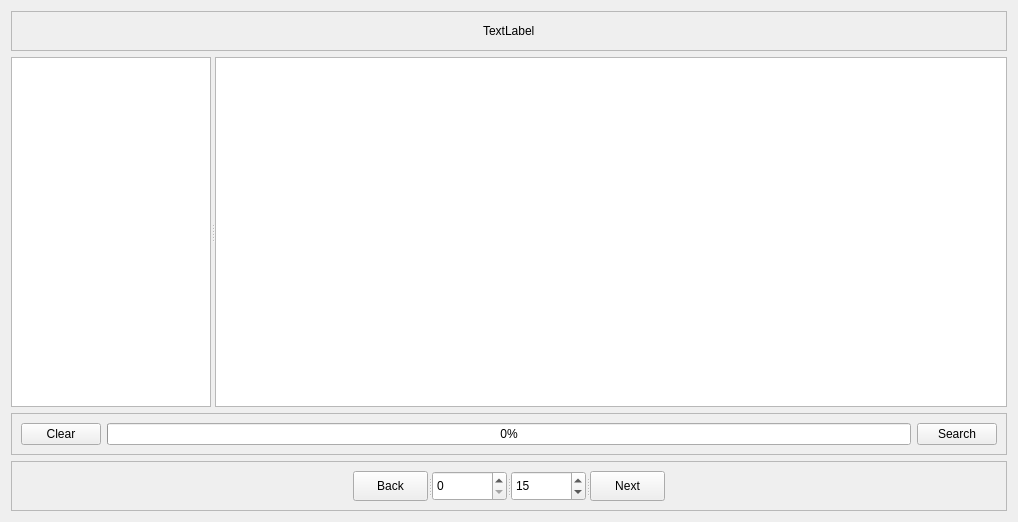
Before: the Qt Designer form admin_client/client_gui/app/EditDB/forms/GenericWidget.ui in deskos-xp/SaffronServer, drawn with Qt 5.
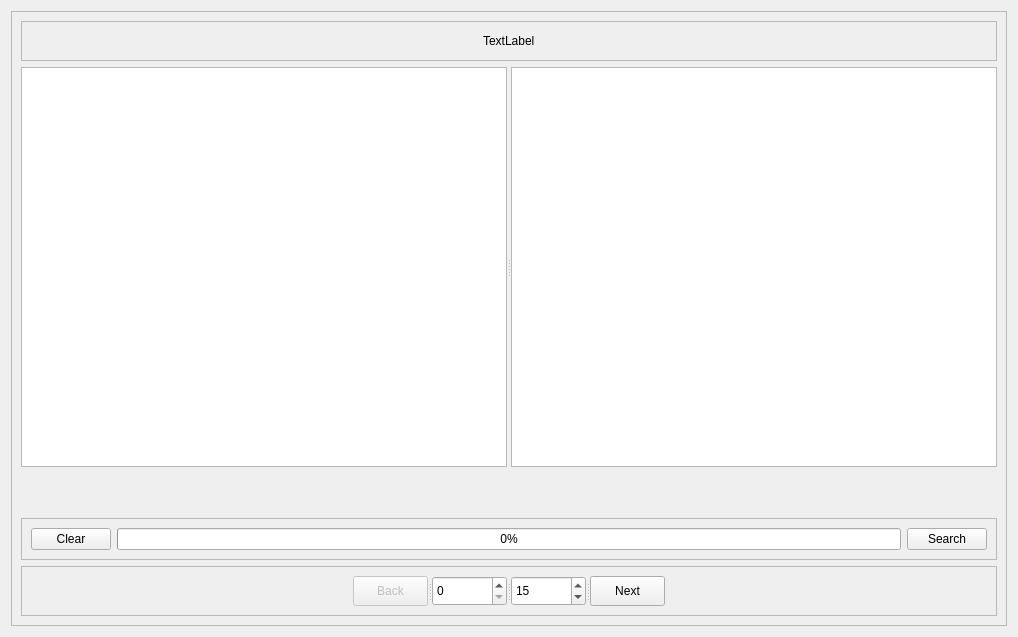
After: the same form once the commit is applied.

Commit message: completed functionality for searching in edit db dialog, now new gui components are need

```diff
--- a/admin_client/client_gui/app/EditDB/forms/GenericWidget.ui
+++ b/admin_client/client_gui/app/EditDB/forms/GenericWidget.ui
@@ -7,7 +7,7 @@
     <x>0</x>
     <y>0</y>
     <width>1018</width>
-    <height>500</height>
+    <height>637</height>
    </rect>
   </property>
   <property name="maximumSize">
@@ -20,6 +20,53 @@
    <string>Form</string>
   </property>
   <layout class="QGridLayout" name="gridLayout_3">
+   <item row="3" column="0">
+    <widget class="QScrollArea" name="scrollArea">
+     <property name="widgetResizable">
+      <bool>true</bool>
+     </property>
+     <widget class="QWidget" name="scrollAreaWidgetContents">
+      <property name="geometry">
+       <rect>
+        <x>0</x>
+        <y>0</y>
+        <width>1002</width>
+        <height>621</height>
+       </rect>
+      </property>
+      <layout class="QGridLayout" name="gridLayout_5">
+       <item row="1" column="0">
+        <widget class="QSplitter" name="splitter_2">
+         <property name="orientation">
+          <enum>Qt::Horizontal</enum>
+         </property>
+         <property name="childrenCollapsible">
+          <bool>false</bool>
+         </property>
+         <widget class="QListView" name="results">
+          <property name="minimumSize">
+           <size>
+            <width>400</width>
+            <height>400</height>
+           </size>
+          </property>
+          <property name="maximumSize">
+           <size>
+            <width>16777215</width>
+            <height>16777215</height>
+           </size>
+          </property>
+         </widget>
+         <widget class="QTableView" name="terms">
+          <property name="minimumSize">
+           <size>
+            <width>400</width>
+            <height>400</height>
+           </size>
+          </property>
+         </widget>
+        </widget>
+       </item>
    <item row="0" column="0">
     <widget class="QFrame" name="frame_2">
      <property name="maximumSize">
@@ -71,51 +118,6 @@
      </layout>
     </widget>
    </item>
-   <item row="3" column="0">
-    <widget class="QFrame" name="frame">
-     <property name="maximumSize">
-      <size>
-       <width>16777215</width>
-       <height>75</height>
-      </size>
-     </property>
-     <property name="frameShape">
-      <enum>QFrame::StyledPanel</enum>
-     </property>
-     <property name="frameShadow">
-      <enum>QFrame::Raised</enum>
-     </property>
-     <layout class="QGridLayout" name="gridLayout">
-      <item row="0" column="1">
-       <widget class="QProgressBar" name="progressBar">
-        <property name="value">
-         <number>0</number>
-        </property>
-       </widget>
-      </item>
-      <item row="0" column="0">
-       <widget class="QPushButton" name="clear">
-        <property name="toolTip">
-         <string>clear search fields</string>
-        </property>
-        <property name="text">
-         <string>Clear</string>
-        </property>
-       </widget>
-      </item>
-      <item row="0" column="2">
-       <widget class="QPushButton" name="search">
-        <property name="toolTip">
-         <string>search</string>
-        </property>
-        <property name="text">
-         <string>Search</string>
-        </property>
-       </widget>
-      </item>
-     </layout>
-    </widget>
-   </item>
    <item row="4" column="0">
     <widget class="QFrame" name="frame_3">
      <property name="minimumSize">
@@ -143,6 +145,9 @@
          <enum>Qt::Horizontal</enum>
         </property>
         <widget class="QPushButton" name="back">
+             <property name="enabled">
+              <bool>false</bool>
+             </property>
          <property name="maximumSize">
           <size>
            <width>75</width>
@@ -212,27 +217,49 @@
      </layout>
     </widget>
    </item>
-   <item row="1" column="0">
-    <widget class="QSplitter" name="splitter_2">
-     <property name="orientation">
-      <enum>Qt::Horizontal</enum>
-     </property>
-     <widget class="QListView" name="results">
+       <item row="3" column="0">
+        <widget class="QFrame" name="frame">
       <property name="maximumSize">
        <size>
-        <width>200</width>
-        <height>16777215</height>
-       </size>
-      </property>
-     </widget>
-     <widget class="QTableView" name="terms">
-      <property name="minimumSize">
-       <size>
-        <width>0</width>
-        <height>350</height>
-       </size>
-      </property>
-     </widget>
+           <width>16777215</width>
+           <height>75</height>
+          </size>
+         </property>
+         <property name="frameShape">
+          <enum>QFrame::StyledPanel</enum>
+         </property>
+         <property name="frameShadow">
+          <enum>QFrame::Raised</enum>
+         </property>
+         <layout class="QGridLayout" name="gridLayout">
+          <item row="0" column="1">
+           <widget class="QProgressBar" name="progressBar">
+            <property name="value">
+             <number>0</number>
+            </property>
+           </widget>
+          </item>
+          <item row="0" column="0">
+           <widget class="QPushButton" name="clear">
+            <property name="toolTip">
+             <string>clear search fields</string>
+            </property>
+            <property name="text">
+             <string>Clear</string>
+            </property>
+           </widget>
+          </item>
+          <item row="0" column="2">
+           <widget class="QPushButton" name="search">
+            <property name="toolTip">
+             <string>search</string>
+            </property>
+            <property name="text">
+             <string>Search</string>
+            </property>
+           </widget>
+          </item>
+         </layout>
     </widget>
    </item>
    <item row="2" column="0">
@@ -247,6 +274,10 @@
       </size>
      </property>
     </spacer>
+       </item>
+      </layout>
+     </widget>
+    </widget>
    </item>
   </layout>
  </widget>
```
Left out of the diff: 3 changed lines with no effect on the pictures. Lines whose indentation alone changed are shown as unchanged. The commit also changes 4 other files.
